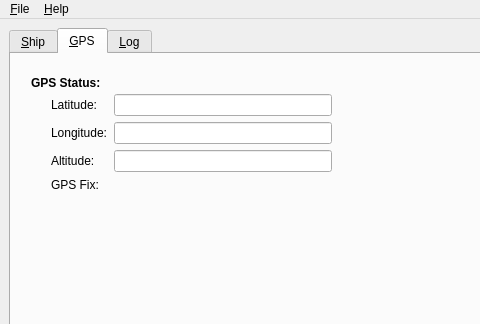
This is gui/camino.ui in enzyx/camino as Qt 5 draws it before an edit; both pictures show x 0 to 480 and y 0 to 324 of the 665 by 494 pixel window. The edited form follows.
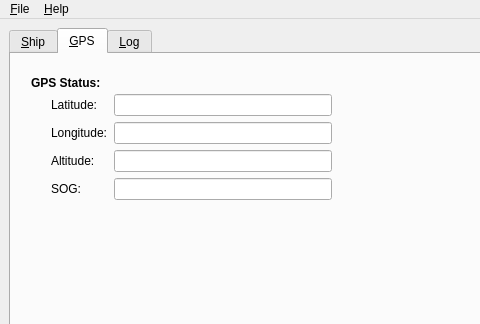
This is the edited form. The open tabs and pages were chosen to show the change. Icons and pictures are not drawn. Custom widgets are drawn as their Qt base class.

Diff of the .ui file:
```diff
--- a/gui/camino.ui
+++ b/gui/camino.ui
@@ -497,7 +497,7 @@
           <x>40</x>
           <y>40</y>
           <width>281</width>
-          <height>131</height>
+          <height>141</height>
          </rect>
         </property>
         <layout class="QFormLayout" name="formLayout_2">
@@ -541,7 +541,14 @@
          <item row="3" column="0">
           <widget class="QLabel" name="label_14">
            <property name="text">
-            <string>GPS Fix:</string>
+            <string>SOG:</string>
+           </property>
+          </widget>
+         </item>
+         <item row="3" column="1">
+          <widget class="QLineEdit" name="lineEditSpeedOverGround">
+           <property name="readOnly">
+            <bool>true</bool>
            </property>
           </widget>
          </item>
@@ -680,6 +687,13 @@
    </property>
   </action>
  </widget>
+ <customwidgets>
+  <customwidget>
+   <class>QComboBoxShipType</class>
+   <extends>QComboBox</extends>
+   <header>combo_box_ship_type</header>
+  </customwidget>
+ </customwidgets>
  <resources/>
  <connections/>
 </ui>
```
Left out of the diff: 129 changed lines with no effect on the pictures.
